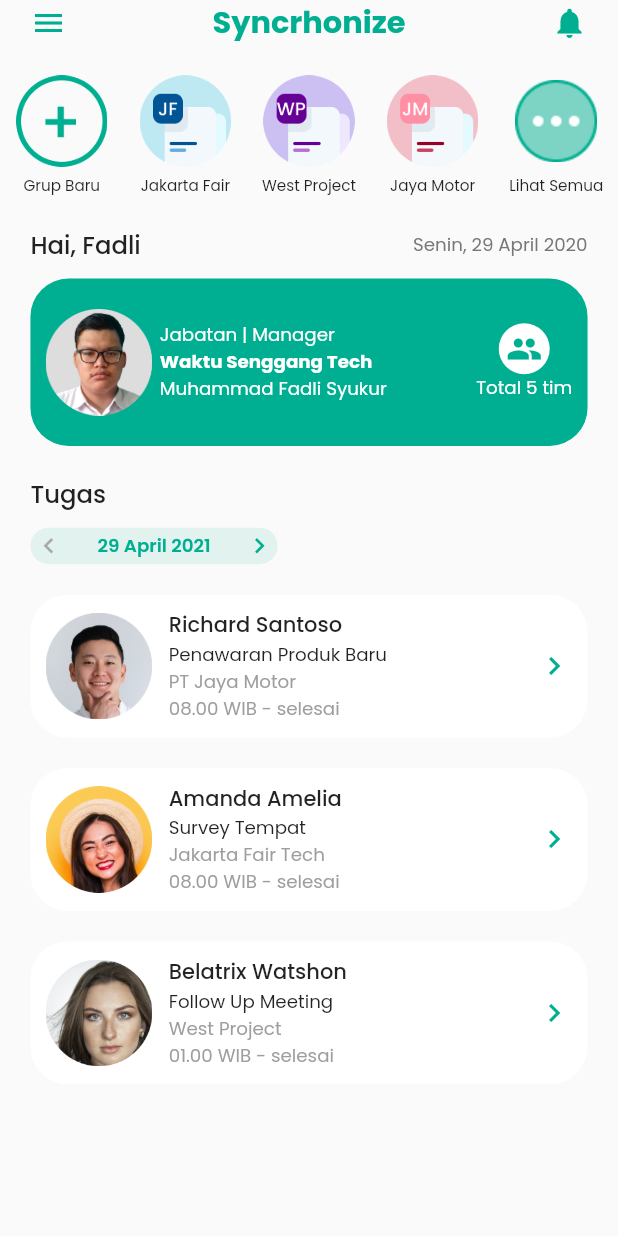
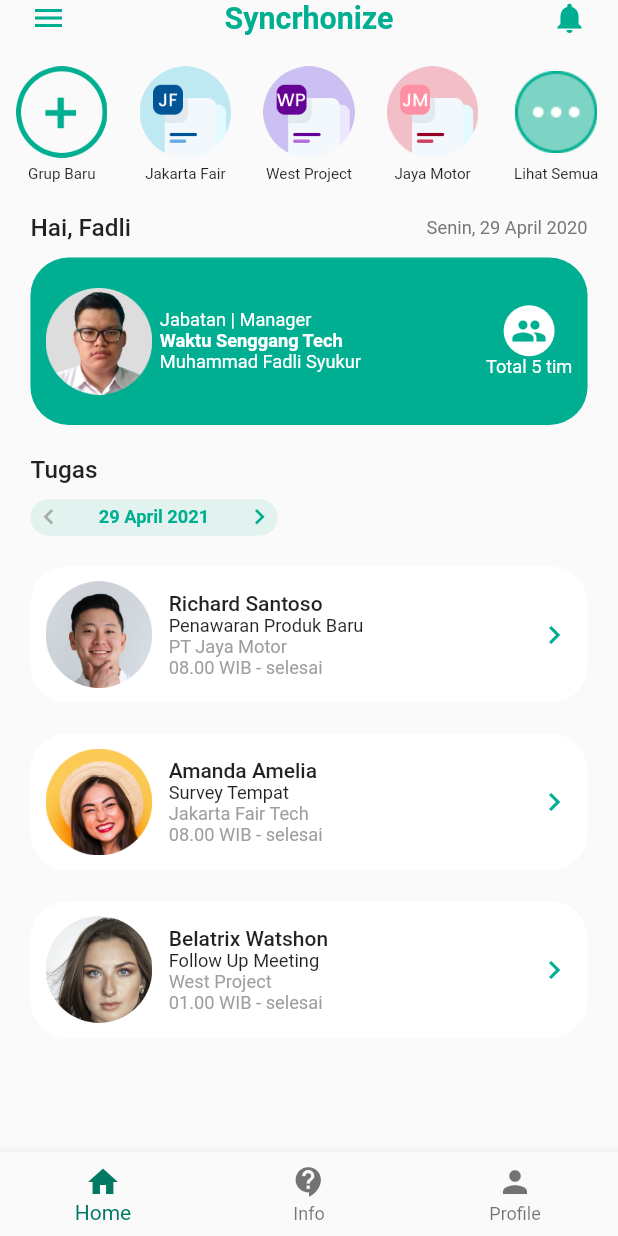
Before and after one commit to MuhammadFadliSyukur/syncrhonize, a Flutter app: the screen it shows after launch, on a phone screen of 412 x 824 dp. Run offline on Flutter 3.47's test engine with Material 2 defaults, Android fonts, the phone set to English and light mode, and no system bars; our stand-ins replace flutter_screenutil.

```diff
--- a/lib/main.dart
+++ b/lib/main.dart
@@ -1,10 +1,10 @@
 import 'package:flutter/material.dart';
 import 'package:flutter_screenutil/flutter_screenutil.dart';
-import 'package:google_fonts/google_fonts.dart';
 import 'package:tugas5_monitoring/pages/home_page.dart';
 
 void main() => runApp(MyApp());
 
+/// This is the main application widget.
 class MyApp extends StatelessWidget {
   @override
   Widget build(BuildContext context) {
@@ -12,13 +12,61 @@ class MyApp extends StatelessWidget {
       designSize: Size(375, 812),
       builder: () => MaterialApp(
         debugShowCheckedModeBanner: false,
-        title: 'Monitoring Karyawan',
-        theme: ThemeData(
-          scaffoldBackgroundColor: Colors.grey[50],
-          textTheme: GoogleFonts.poppinsTextTheme(),
-        ),
-        home: HomePage(),
+        title: 'Covid 19',
+        home: MyStatefulWidget(),
       ),
     );
   }
 }
+
+/// This is the stateful widget that the main application instantiates.
+class MyStatefulWidget extends StatefulWidget {
+  MyStatefulWidget({key}) : super(key: key);
+
+  @override
+  _MyStatefulWidgetState createState() => _MyStatefulWidgetState();
+}
+
+/// This is the private State class that goes with MyStatefulWidget.
+class _MyStatefulWidgetState extends State<MyStatefulWidget> {
+  int _selectedIndex = 0;
+  static List<Widget> _widgetOptions = <Widget>[
+    HomePage(),
+    Center(child: Text('info')),
+    Center(child: Text('Profile')),
+  ];
+
+  void _onItemTapped(int index) {
+    setState(() {
+      _selectedIndex = index;
+    });
+  }
+
+  @override
+  Widget build(BuildContext context) {
+    return Scaffold(
+      body: Center(
+        child: _widgetOptions.elementAt(_selectedIndex),
+      ),
+      bottomNavigationBar: BottomNavigationBar(
+        items: <BottomNavigationBarItem>[
+          BottomNavigationBarItem(
+            icon: Icon(Icons.home),
+            label: 'Home',
+          ),
+          BottomNavigationBarItem(
+            icon: Icon(Icons.contact_support),
+            label: 'Info',
+          ),
+          BottomNavigationBarItem(
+            icon: Icon(Icons.person),
+            label: 'Profile',
+          ),
+        ],
+        currentIndex: _selectedIndex,
+        selectedItemColor: Color(0xff007965),
+        onTap: _onItemTapped,
+      ),
+    );
+  }
+}
```
